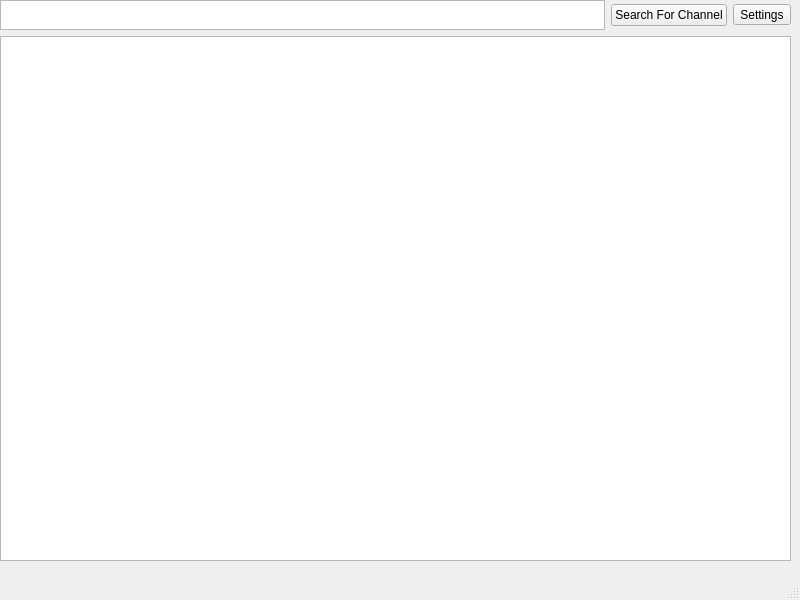
KrizzyK/YouTubeCommentsScrapper, file mainGUIapp/layouts/prototype.ui: the form before one commit.
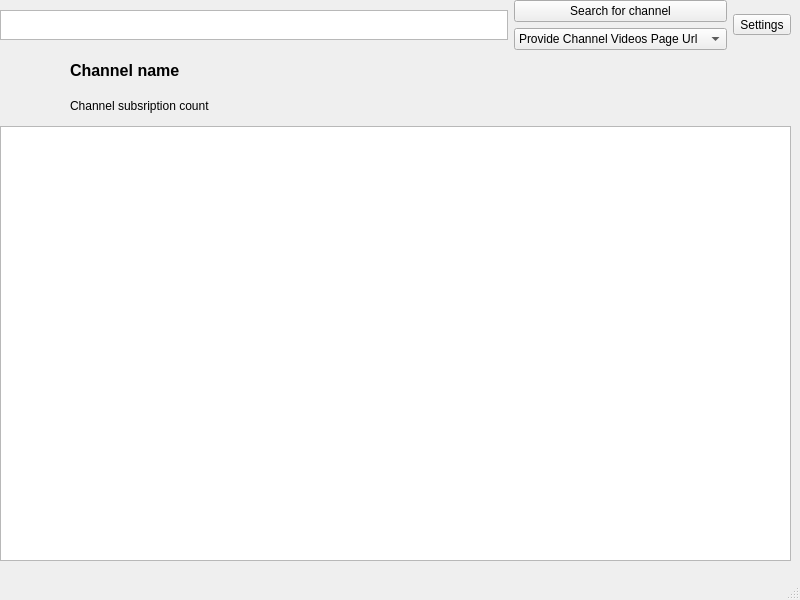
The form after the commit.

Commit message: Downloading channel data into gui implemented. Not async yet.

```diff
--- a/mainGUIapp/layouts/prototype.ui
+++ b/mainGUIapp/layouts/prototype.ui
@@ -23,7 +23,7 @@
       <height>561</height>
      </rect>
     </property>
-    <layout class="QVBoxLayout" name="mainAppLayout" stretch="0,0">
+    <layout class="QVBoxLayout" name="mainAppLayout" stretch="0,0,0">
      <property name="sizeConstraint">
       <enum>QLayout::SetDefaultConstraint</enum>
      </property>
@@ -49,20 +49,40 @@
            <height>30</height>
           </size>
          </property>
+         <property name="font">
+          <font>
+           <pointsize>10</pointsize>
+          </font>
+         </property>
+         <property name="plainText">
+          <string/>
+         </property>
         </widget>
        </item>
        <item>
-        <widget class="QPushButton" name="searchForChannelButton">
-         <property name="sizePolicy">
-          <sizepolicy hsizetype="Minimum" vsizetype="Fixed">
-           <horstretch>0</horstretch>
-           <verstretch>0</verstretch>
-          </sizepolicy>
-         </property>
-         <property name="text">
-          <string>Search For Channel</string>
-         </property>
-        </widget>
+        <layout class="QVBoxLayout" name="searchSubLayout">
+         <item>
+          <widget class="QPushButton" name="searchForChannelButton">
+           <property name="text">
+            <string>Search for channel</string>
+           </property>
+          </widget>
+         </item>
+         <item>
+          <widget class="QComboBox" name="comboBox">
+           <item>
+            <property name="text">
+             <string>Provide Channel Videos Page Url</string>
+            </property>
+           </item>
+           <item>
+            <property name="text">
+             <string>Search by Channel Name</string>
+            </property>
+           </item>
+          </widget>
+         </item>
+        </layout>
        </item>
        <item>
         <widget class="QToolButton" name="settingsButton">
@@ -73,6 +93,54 @@
        </item>
       </layout>
      </item>
+     <item>
+      <layout class="QHBoxLayout" name="channelInfoLayout">
+       <item>
+        <widget class="QLabel" name="channelIcon">
+         <property name="minimumSize">
+          <size>
+           <width>64</width>
+           <height>64</height>
+          </size>
+         </property>
+         <property name="maximumSize">
+          <size>
+           <width>64</width>
+           <height>64</height>
+          </size>
+         </property>
+         <property name="text">
+          <string/>
+         </property>
+        </widget>
+       </item>
+       <item>
+        <layout class="QVBoxLayout" name="channelInfoSubLayout">
+         <item>
+          <widget class="QLabel" name="channelName">
+           <property name="font">
+            <font>
+             <pointsize>12</pointsize>
+             <weight>75</weight>
+             <bold>true</bold>
+            </font>
+           </property>
+           <property name="text">
+            <string>Channel name</string>
+           </property>
+          </widget>
+         </item>
+         <item>
+          <widget class="QLabel" name="channelSubCount">
+           <property name="text">
+            <string>Channel subsription count</string>
+           </property>
+          </widget>
+         </item>
+        </layout>
+       </item>
+      </layout>
+     </item>
      <item>
       <widget class="QListWidget" name="videoElementsList"/>
      </item>
```
Left out of the diff: 2 changed lines with no effect on the pictures. The commit also changes 7 other files.
